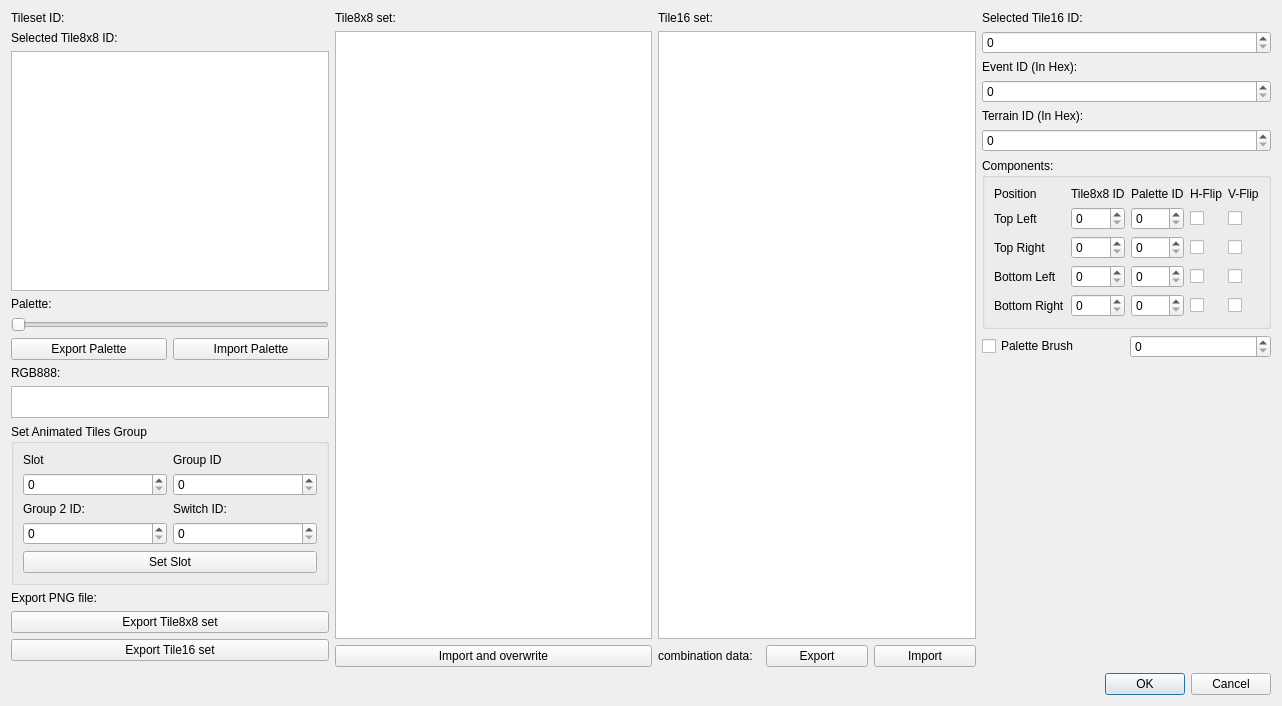
Before: the Qt Designer form Dialog/TilesetEditDialog.ui in wario-land/WL4Editor, drawn with Qt 5.
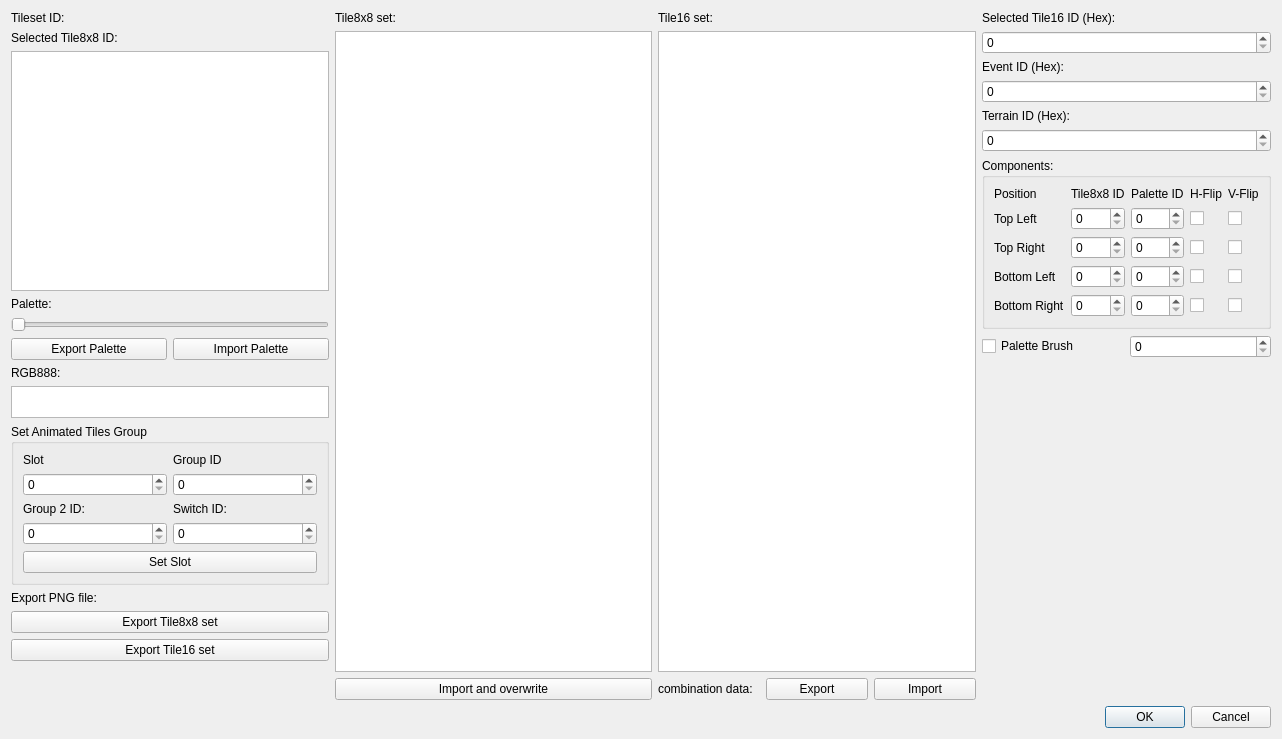
After: the same form once the commit is applied. Custom widgets are drawn as their Qt base class.

Diff of the .ui file:
```diff
--- a/Dialog/TilesetEditDialog.ui
+++ b/Dialog/TilesetEditDialog.ui
@@ -7,7 +7,7 @@
     <x>0</x>
     <y>0</y>
     <width>1282</width>
-    <height>706</height>
+    <height>739</height>
    </rect>
   </property>
   <property name="windowTitle">
@@ -333,7 +333,7 @@
        <item>
         <widget class="QLabel" name="label_SelectedTile16Id">
          <property name="text">
-          <string>Selected Tile16 ID:</string>
+          <string>Selected Tile16 ID (Hex):</string>
          </property>
         </widget>
        </item>
@@ -350,7 +350,7 @@
           <string>&lt;html&gt;&lt;head/&gt;&lt;body&gt;&lt;p&gt;&lt;span style=&quot; font-weight:600;&quot;&gt;Event ID&lt;/span&gt;&lt;/p&gt;&lt;p&gt;The game engine will run a function when wario knock into the Tile16, there should be a table of them, the ID is used to find the function&lt;/p&gt;&lt;/body&gt;&lt;/html&gt;</string>
          </property>
          <property name="text">
-          <string>Event ID (In Hex):</string>
+          <string>Event ID (Hex):</string>
          </property>
         </widget>
        </item>
@@ -370,7 +370,7 @@
           <string>&lt;html&gt;&lt;head/&gt;&lt;body&gt;&lt;p&gt;&lt;span style=&quot; font-weight:600;&quot;&gt;Terrain ID&lt;/span&gt;&lt;/p&gt;&lt;p&gt;&lt;br/&gt;&lt;/p&gt;&lt;p&gt;stands for different terrain type, no special function for each of them, they can be used everywhere when needed&lt;/p&gt;&lt;/body&gt;&lt;/html&gt;</string>
          </property>
          <property name="text">
-          <string>Terrain ID (In Hex):</string>
+          <string>Terrain ID (Hex):</string>
          </property>
         </widget>
        </item>
```
Left out of the diff: 29 changed lines with no effect on the pictures.
